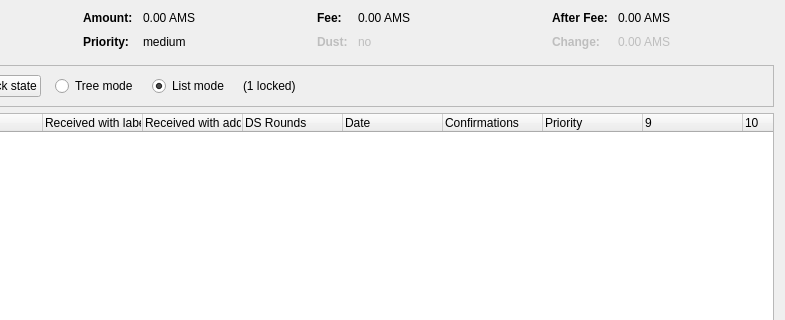
webworker01/Ellerium, file src/qt/forms/coincontroldialog.ui: the form before one commit; both pictures show x 169 to 954 and y 0 to 320 of the 954 by 500 pixel window.
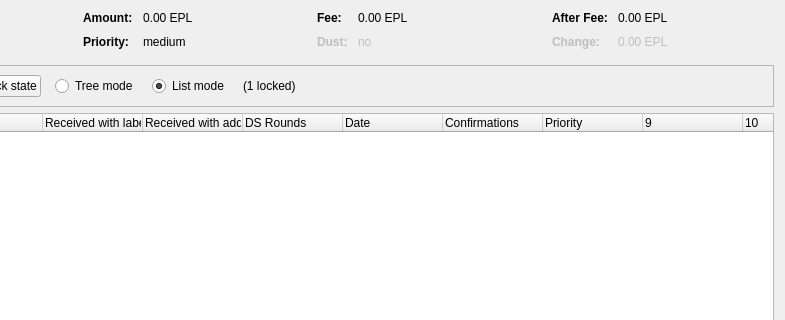
The form after the commit. Custom widgets are drawn as their Qt base class.

```diff
--- a/src/qt/forms/coincontroldialog.ui
+++ b/src/qt/forms/coincontroldialog.ui
@@ -132,7 +132,7 @@
           <enum>Qt::ActionsContextMenu</enum>
          </property>
          <property name="text">
-          <string notr="true">0.00 AMS</string>
+          <string notr="true">0.00 EPL</string>
          </property>
          <property name="textInteractionFlags">
           <set>Qt::LinksAccessibleByMouse|Qt::TextSelectableByKeyboard|Qt::TextSelectableByMouse</set>
@@ -206,7 +206,7 @@
           <enum>Qt::ActionsContextMenu</enum>
          </property>
          <property name="text">
-          <string notr="true">0.00 AMS</string>
+          <string notr="true">0.00 EPL</string>
          </property>
          <property name="textInteractionFlags">
           <set>Qt::LinksAccessibleByMouse|Qt::TextSelectableByKeyboard|Qt::TextSelectableByMouse</set>
@@ -286,7 +286,7 @@
           <enum>Qt::ActionsContextMenu</enum>
          </property>
          <property name="text">
-          <string notr="true">0.00 AMS</string>
+          <string notr="true">0.00 EPL</string>
          </property>
          <property name="textInteractionFlags">
           <set>Qt::LinksAccessibleByMouse|Qt::TextSelectableByKeyboard|Qt::TextSelectableByMouse</set>
@@ -321,7 +321,7 @@
           <enum>Qt::ActionsContextMenu</enum>
          </property>
          <property name="text">
-          <string notr="true">0.00 AMS</string>
+          <string notr="true">0.00 EPL</string>
          </property>
          <property name="textInteractionFlags">
           <set>Qt::LinksAccessibleByMouse|Qt::TextSelectableByKeyboard|Qt::TextSelectableByMouse</set>
```
